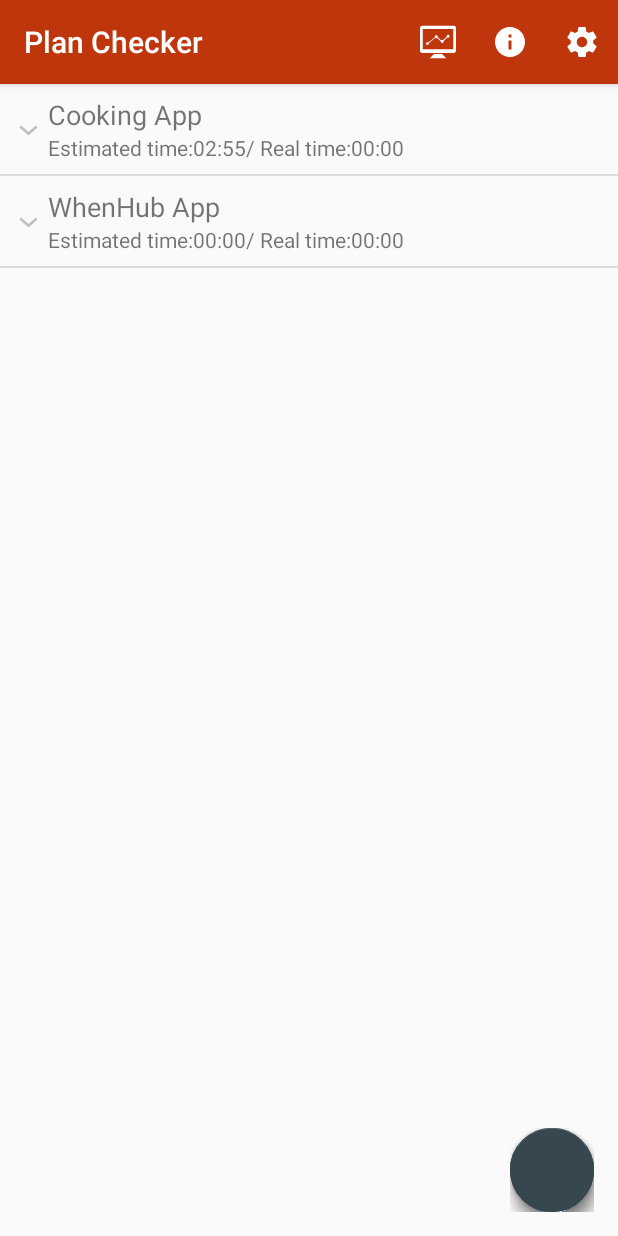
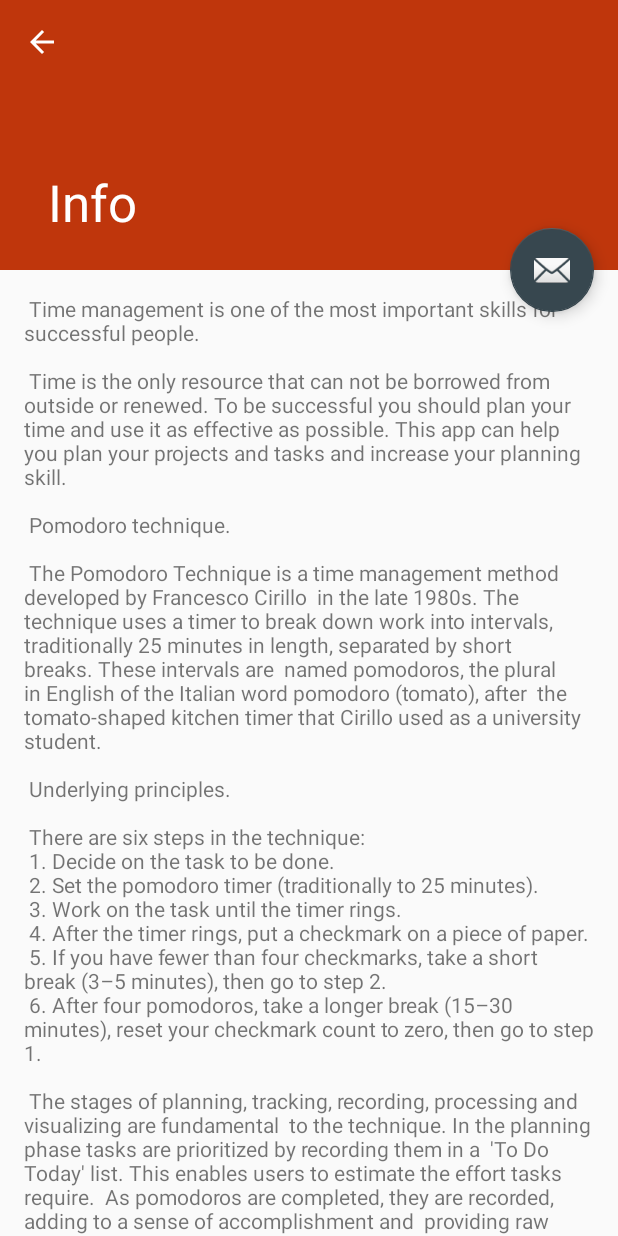
Before and after one commit to Yahhi/PlanChecker, an Android app: the screen it shows after launch (MainActivity before the commit, InfoActivity after it), after a tap on "Info", on a phone screen of 412 x 824 dp. Run offline under Robolectric (Android 15) with nearby library versions, the light colour scheme and no system bars; libraries missing offline, so code that uses them is left out: com.getbase.floatingactionbutton; plain views replace FloatingActionButton, FloatingActionsMenu; 6 statements that could not run were skipped.

Commit message:
Info activity added

```diff
--- a/app/src/main/AndroidManifest.xml
+++ b/app/src/main/AndroidManifest.xml
@@ -63,6 +63,15 @@
                 android:name="android.support.PARENT_ACTIVITY"
                 android:value="ru.na_uglu.planchecker.MainActivity" />
         </activity>
+        <activity
+            android:name=".InfoActivity"
+            android:label="@string/title_activity_info"
+            android:parentActivityName=".MainActivity"
+            android:theme="@style/AppTheme.NoActionBar">
+            <meta-data
+                android:name="android.support.PARENT_ACTIVITY"
+                android:value="ru.na_uglu.planchecker.MainActivity" />
+        </activity>
     </application>
 
 </manifest>
--- /dev/null
+++ b/app/src/main/java/ru/na_uglu/planchecker/InfoActivity.java
@@ -0,0 +1,38 @@
+package ru.na_uglu.planchecker;
+
+import android.content.Intent;
+import android.os.Bundle;
+import android.support.design.widget.FloatingActionButton;
+import android.support.design.widget.Snackbar;
+import android.support.v7.app.AppCompatActivity;
+import android.support.v7.widget.Toolbar;
+import android.view.View;
+import android.widget.Toast;
+
+public class InfoActivity extends AppCompatActivity {
+
+    @Override
+    protected void onCreate(Bundle savedInstanceState) {
+        super.onCreate(savedInstanceState);
+        setContentView(R.layout.activity_info);
+        Toolbar toolbar = (Toolbar) findViewById(R.id.toolbar);
+        setSupportActionBar(toolbar);
+
+        FloatingActionButton fab = (FloatingActionButton) findViewById(R.id.fab);
+        fab.setOnClickListener(new View.OnClickListener() {
+            @Override
+            public void onClick(View view) {
+                Intent i = new Intent(Intent.ACTION_SEND);
+                i.setType("message/rfc822");
+                i.putExtra(Intent.EXTRA_EMAIL  , new String[]{"vkonuhova@gmail.com"});
+                i.putExtra(Intent.EXTRA_SUBJECT, "Comments about app Plan Checker");
+                try {
+                    startActivity(Intent.createChooser(i, "Send mail..."));
+                } catch (android.content.ActivityNotFoundException ex) {
+                    Toast.makeText(getBaseContext(), "There are no email clients installed.", Toast.LENGTH_SHORT).show();
+                }
+            }
+        });
+        getSupportActionBar().setDisplayHomeAsUpEnabled(true);
+    }
+}
--- a/app/src/main/java/ru/na_uglu/planchecker/MainActivity.java
+++ b/app/src/main/java/ru/na_uglu/planchecker/MainActivity.java
@@ -180,7 +180,9 @@
             startActivity(intent);
             return true;
         } else if (id == R.id.info_menu_item) {
-            //TODO open info activity
+            Intent intent = new Intent(this, InfoActivity.class);
+            startActivity(intent);
+            return true;
         } else if (id == R.id.whenhub_menu_item) {
             //TODO open whenhub for user
         }
--- /dev/null
+++ b/app/src/main/res/layout/activity_info.xml
@@ -0,0 +1,46 @@
+<?xml version="1.0" encoding="utf-8"?>
+<android.support.design.widget.CoordinatorLayout xmlns:android="http://schemas.android.com/apk/res/android"
+    xmlns:app="http://schemas.android.com/apk/res-auto"
+    xmlns:tools="http://schemas.android.com/tools"
+    android:layout_width="match_parent"
+    android:layout_height="match_parent"
+    android:fitsSystemWindows="true"
+    tools:context="ru.na_uglu.planchecker.InfoActivity">
+
+    <android.support.design.widget.AppBarLayout
+        android:id="@+id/app_bar"
+        android:layout_width="match_parent"
+        android:layout_height="@dimen/app_bar_height"
+        android:fitsSystemWindows="true"
+        android:theme="@style/AppTheme.AppBarOverlay">
+
+        <android.support.design.widget.CollapsingToolbarLayout
+            android:id="@+id/toolbar_layout"
+            android:layout_width="match_parent"
+            android:layout_height="match_parent"
+            android:fitsSystemWindows="true"
+            app:contentScrim="?attr/colorPrimary"
+            app:layout_scrollFlags="scroll|exitUntilCollapsed">
+
+            <android.support.v7.widget.Toolbar
+                android:id="@+id/toolbar"
+                android:layout_width="match_parent"
+                android:layout_height="?attr/actionBarSize"
+                app:layout_collapseMode="pin"
+                app:popupTheme="@style/AppTheme.PopupOverlay" />
+
+        </android.support.design.widget.CollapsingToolbarLayout>
+    </android.support.design.widget.AppBarLayout>
+
+    <include layout="@layout/content_info" />
+
+    <android.support.design.widget.FloatingActionButton
+        android:id="@+id/fab"
+        android:layout_width="wrap_content"
+        android:layout_height="wrap_content"
+        android:layout_margin="@dimen/fab_margin"
+        app:layout_anchor="@id/app_bar"
+        app:layout_anchorGravity="bottom|end"
+        app:srcCompat="@android:drawable/ic_dialog_email" />
+
+</android.support.design.widget.CoordinatorLayout>
--- /dev/null
+++ b/app/src/main/res/layout/content_info.xml
@@ -0,0 +1,18 @@
+<?xml version="1.0" encoding="utf-8"?>
+<android.support.v4.widget.NestedScrollView xmlns:android="http://schemas.android.com/apk/res/android"
+    xmlns:app="http://schemas.android.com/apk/res-auto"
+    xmlns:tools="http://schemas.android.com/tools"
+    android:layout_width="match_parent"
+    android:layout_height="match_parent"
+    app:layout_behavior="@string/appbar_scrolling_view_behavior"
+    tools:context="ru.na_uglu.planchecker.InfoActivity"
+    tools:showIn="@layout/activity_info">
+
+    <TextView
+        android:layout_width="wrap_content"
+        android:layout_height="wrap_content"
+        android:layout_margin="@dimen/text_margin"
+        android:autoLink="web"
+        android:text="@string/large_text" />
+
+</android.support.v4.widget.NestedScrollView>
--- /dev/null
+++ b/app/src/main/res/menu/menu_info.xml
@@ -0,0 +1,10 @@
+<menu xmlns:android="http://schemas.android.com/apk/res/android"
+    xmlns:app="http://schemas.android.com/apk/res-auto"
+    xmlns:tools="http://schemas.android.com/tools"
+    tools:context="ru.na_uglu.planchecker.InfoActivity">
+    <item
+        android:id="@+id/action_settings"
+        android:orderInCategory="100"
+        android:title="@string/action_settings"
+        app:showAsAction="never" />
+</menu>
--- a/app/src/main/res/values/dimens.xml
+++ b/app/src/main/res/values/dimens.xml
@@ -1,3 +1,5 @@
 <resources>
     <dimen name="fab_margin">16dp</dimen>
+    <dimen name="app_bar_height">180dp</dimen>
+    <dimen name="text_margin">16dp</dimen>
 </resources>
--- a/app/src/main/res/values/strings.xml
+++ b/app/src/main/res/values/strings.xml
@@ -54,4 +54,58 @@
 
     <string name="pref_title_vibrate">Vibrate</string>
     <string name="info">Info</string>
+    <string name="title_activity_info">Info</string>
+
+    <string name="large_text">
+        "Time management is one of the most important skills for successful people.\n\n"
+
+        "Time is the only resource that can not be borrowed from outside or renewed."
+        "To be successful you should plan your time and use it as effective as possible."
+        "This app can help you plan your projects and tasks and increase your planning skill.\n\n"
+
+        "Pomodoro technique.\n\n"
+
+        "The Pomodoro Technique is a time management method developed by Francesco Cirillo "
+        "in the late 1980s. The technique uses a timer to break down work into intervals, "
+        "traditionally 25 minutes in length, separated by short breaks. These intervals are "
+        "named pomodoros, the plural in English of the Italian word pomodoro (tomato), after "
+        "the tomato-shaped kitchen timer that Cirillo used as a university student.\n\n"
+
+        "Underlying principles.\n\n"
+
+        "There are six steps in the technique:\n"
+        "1. Decide on the task to be done.\n"
+        "2. Set the pomodoro timer (traditionally to 25 minutes).\n"
+        "3. Work on the task until the timer rings.\n"
+        "4. After the timer rings, put a checkmark on a piece of paper.\n"
+        "5. If you have fewer than four checkmarks, take a short break (3–5 minutes), then go to step 2.\n"
+        "6. After four pomodoros, take a longer break (15–30 minutes), reset your checkmark count to zero, then go to step 1.\n\n"
+
+        "The stages of planning, tracking, recording, processing and visualizing are fundamental "
+        "to the technique. In the planning phase tasks are prioritized by recording them in a "
+        "'To Do Today' list. This enables users to estimate the effort tasks require. "
+        "As pomodoros are completed, they are recorded, adding to a sense of accomplishment and "
+        "providing raw data for subsequent self-observation and improvement.\n\n"
+
+        "For the purposes of the technique, a pomodoro is the interval of time spent working."
+        "After task completion, any time remaining in the pomodoro is devoted to overlearning. "
+        "Regular breaks are taken, aiding assimilation. A short (3–5 minutes) rest separates "
+        "consecutive pomodoros. Four pomodoros form a set. A longer (15–30 minute) rest is "
+        "taken between sets.\n\n"
+
+        "A goal of the technique is to reduce the impact of internal and external interruptions "
+        "on focus and flow. A pomodoro is indivisible. When interrupted during a pomodoro, "
+        "either the other activity must be recorded and postponed (inform – negotiate – "
+        "schedule – call back) or the pomodoro must be abandoned.\n\n"
+
+        "Text source: wikipedia.org\n\n"
+
+        "Used icons.\n\n"
+
+        "Some icons used in app was designed by authors from www.flaticon.com.\n"
+        "Special thanks to these authors: \n\n"
+        "<a href="http://www.freepik.com" title="Freepik">Freepik</a> from <a href="http://www.flaticon.com" title="Flaticon">www.flaticon.com</a>,\n"
+        "<a href="http://www.flaticon.com/authors/dave-gandy" title="Dave Gandy">Dave Gandy</a> from <a href="http://www.flaticon.com" title="Flaticon">www.flaticon.com</a>,\n"
+        "<a href="http://www.flaticon.com/authors/madebyoliver" title="Madebyoliver">Madebyoliver</a> from <a href="http://www.flaticon.com" title="Flaticon">www.flaticon.com</a>.\n\n"
+    </string>
 </resources>
```
